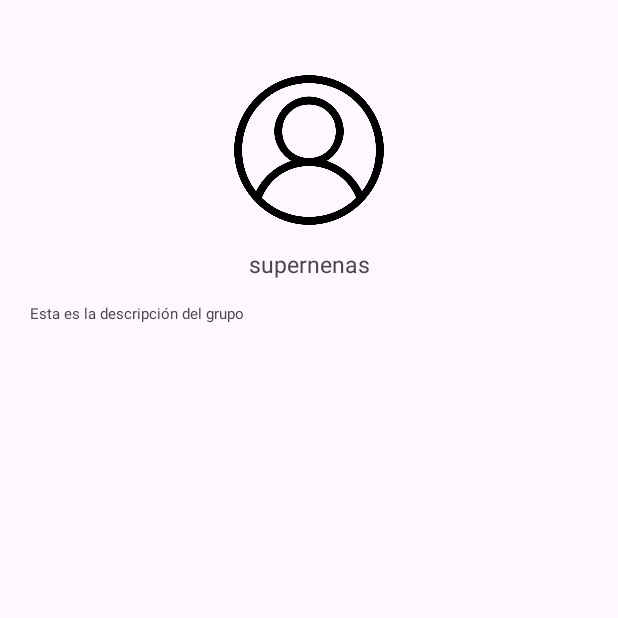
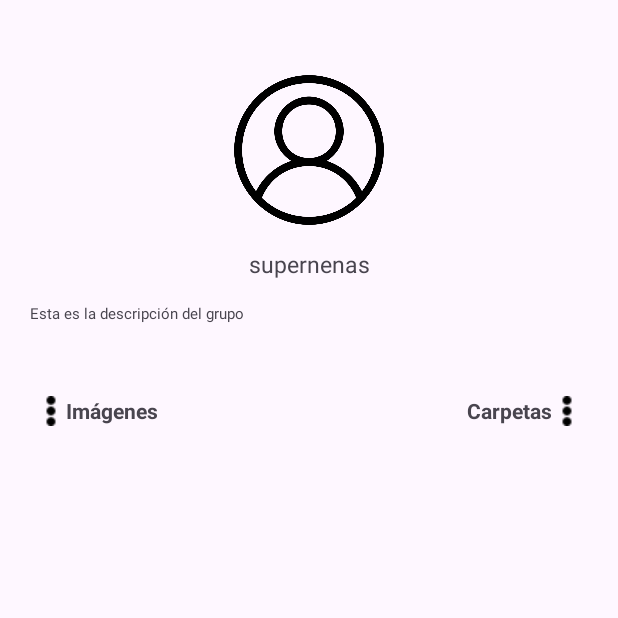
Before and after one commit to adridsz/Frontend_Sky, an Android app: the Perfil screen opened directly, with no data from a screen before it, on a phone screen of 412 x 824 dp, the top half of it. Run offline under Robolectric (Android 15) with nearby library versions, the phone set to English and light mode, and no system bars.

Commit message:
Añadidos carteles de imágenes y carpetas + botones de editarlas (no funcionan tdv)

```diff
--- a/app/src/main/AndroidManifest.xml
+++ b/app/src/main/AndroidManifest.xml
@@ -16,12 +16,6 @@
             android:name=".Perfil"
             android:exported="false" />
         <activity
-            android:name=".BibliotecaViewHolder"
-            android:exported="false" />
-        <activity
-            android:name=".Biblioteca"
-            android:exported="false" />
-        <activity
             android:name=".MainActivity"
             android:exported="true">
             <intent-filter>
--- a/app/src/main/res/layout/activity_perfil.xml
+++ b/app/src/main/res/layout/activity_perfil.xml
@@ -28,7 +28,7 @@
         app:layout_constraintTop_toBottomOf="@id/imagen_perfil" />
 
     <TextView
-        android:id="@+id/biografia_perfin"
+        android:id="@+id/biografia_perfil"
         android:layout_width="wrap_content"
         android:layout_height="wrap_content"
         android:layout_marginStart="20dp"
@@ -38,4 +38,45 @@
         app:layout_constraintStart_toStartOf="parent"
         app:layout_constraintTop_toBottomOf="@id/nombre_perfil"/>
 
+    <ImageView
+        android:id="@+id/icono_modificar_imagenes"
+        android:layout_width="wrap_content"
+        android:layout_height="wrap_content"
+        android:layout_marginStart="24dp"
+        android:layout_marginTop="48dp"
+        android:src="@drawable/icono_tres_puntos"
+        app:layout_constraintStart_toStartOf="parent"
+        app:layout_constraintTop_toBottomOf="@id/biografia_perfil" />
+
+    <TextView
+        android:id="@+id/cartel_imagenes"
+        android:layout_width="wrap_content"
+        android:layout_height="wrap_content"
+        android:text="Imágenes"
+        android:textStyle="bold"
+        android:layout_marginTop="48dp"
+        app:layout_constraintStart_toEndOf="@id/icono_modificar_imagenes"
+        app:layout_constraintTop_toBottomOf="@id/biografia_perfil" />
+
+    <ImageView
+        android:id="@+id/icono_modificar_carpetas"
+        android:layout_width="wrap_content"
+        android:layout_height="wrap_content"
+        android:layout_marginEnd="24dp"
+        android:layout_marginTop="48dp"
+        android:src="@drawable/icono_tres_puntos"
+        app:layout_constraintEnd_toEndOf="parent"
+        app:layout_constraintTop_toBottomOf="@id/biografia_perfil" />
+
+    <TextView
+        android:id="@+id/cartel_carpetas"
+        android:layout_width="wrap_content"
+        android:layout_height="wrap_content"
+        android:text="Carpetas"
+        android:textStyle="bold"
+        android:layout_marginTop="48dp"
+        app:layout_constraintEnd_toStartOf="@id/icono_modificar_carpetas"
+        app:layout_constraintTop_toBottomOf="@id/biografia_perfil" />
+
+
 </androidx.constraintlayout.widget.ConstraintLayout>
```
Also changed, not shown: app/src/main/res/drawable/icono_tres_puntos.png (added).
